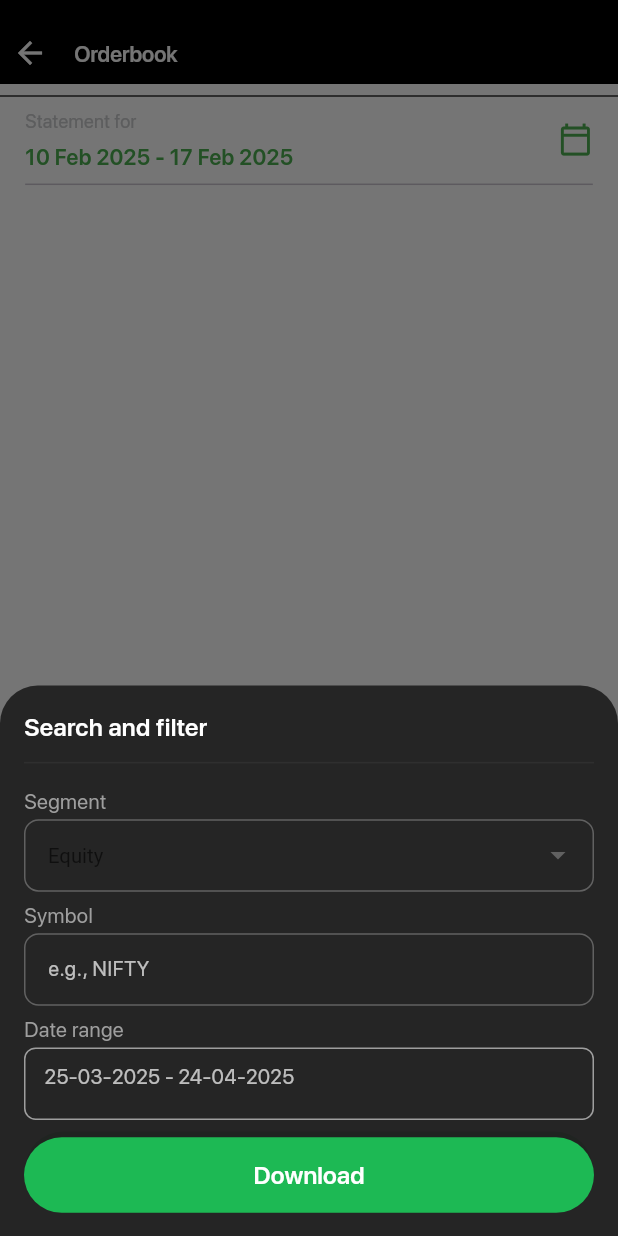
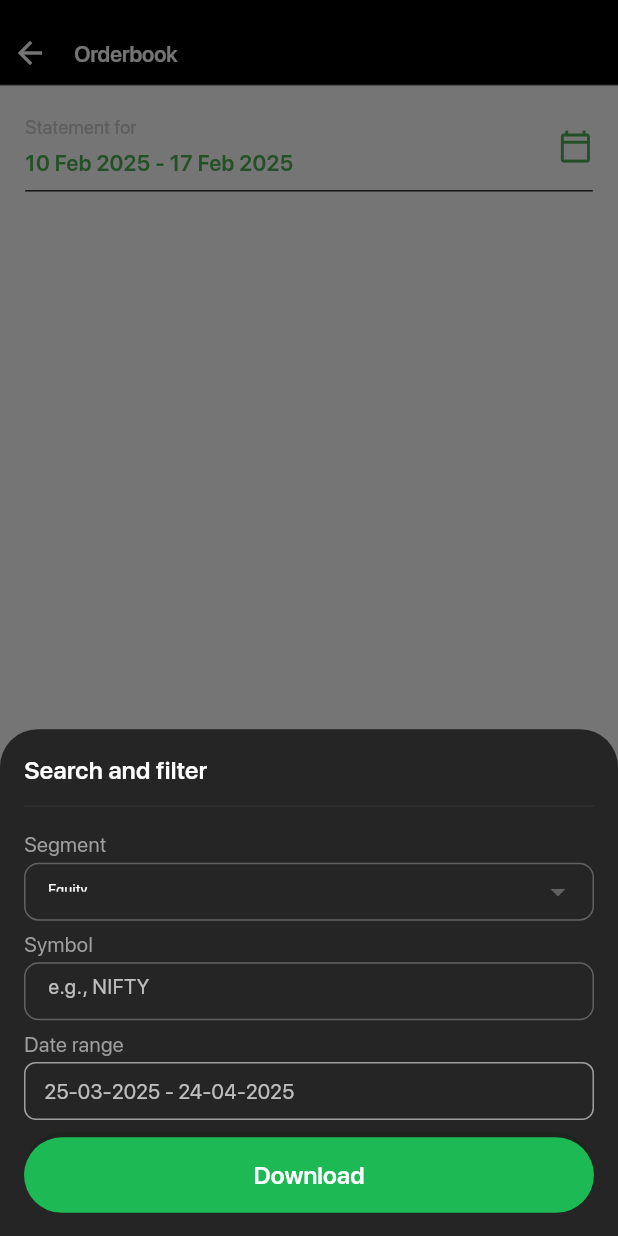
Before and after one commit to BrokingSapphire/SapphireTerminalMobile, a Flutter app: the Orderbook screen opened directly, after a tap on the "calendar today" icon, on a phone screen of 412 x 824 dp. Run offline on Flutter 3.47's test engine with Material 3 defaults, Android fonts, the phone set to English and light mode, and no system bars; our stand-ins replace camera, confetti, dotted_border, flutter_screenutil, flutter_secure_storage, flutter_slidable and 5 more; missing offline and left inert: google_mlkit_face_detection, holdable_button, scribble; accounts and stored records are empty; project files that could hold a hidden picture were left out.

Commit message:
fix: minor changes

```diff
--- a/lib/screens/accountSection/reports/orderBook.dart
+++ b/lib/screens/accountSection/reports/orderBook.dart
@@ -1,5 +1,7 @@
 import 'package:flutter/material.dart';
+import 'package:flutter/services.dart';
 import 'package:flutter_screenutil/flutter_screenutil.dart';
+import 'package:flutter_svg/flutter_svg.dart';
 import 'package:intl/intl.dart';
 import 'package:sapphire/utils/constWidgets.dart';
 
@@ -12,7 +14,7 @@ class Orderbook extends StatefulWidget {
 
 class _OrderbookState extends State<Orderbook> {
   void showDownloadSheet(BuildContext context) {
-    String? selectedSegment;
+    String? selectedSegment = 'Equity'; // Default selected value
     String symbol = '';
     DateTimeRange? dateRange = DateTimeRange(
       start: DateTime.now().subtract(const Duration(days: 30)),
@@ -46,31 +48,56 @@ class _OrderbookState extends State<Orderbook> {
                       fontSize: 17.sp,
                       fontWeight: FontWeight.w600,
                     ),
+                    softWrap: true,
                   ),
                   SizedBox(height: 4.h),
                   Divider(color: Color(0xff2F2F2F)),
                   SizedBox(height: 8.h),
-                  Text("Segment"),
+                  Text("Segment", softWrap: true),
                   SizedBox(height: 2.h),
                   SizedBox(
-                    height: 50.h,
+                    height: 40.h,
                     child: DropdownButtonFormField<String>(
+
                       decoration: InputDecoration(
                         border: OutlineInputBorder(
                           borderRadius: BorderRadius.circular(8.r),
                         ),
                         hintText: 'Equity',
-                        hintStyle:
-                            TextStyle(color: Colors.white70, fontSize: 14.sp),
+                        hintStyle: TextStyle(
+                          color: Colors.white70,
+                          fontSize: 10.sp,
                         ),
-                      dropdownColor: Colors.grey.shade900,
-                      style: TextStyle(color: Colors.white, fontSize: 14.sp),
-                      value: selectedSegment,
+                      ),
+                      dropdownColor: Colors.grey.shade800, // Improved visibility
+                      style: TextStyle(color: Colors.white, fontSize: 10.sp),
+                      value: selectedSegment, // Ensure value is set
+                      selectedItemBuilder: (BuildContext context) {
+                        return <String>['Equity', 'Futures', 'Options'].map<Widget>(
+                          (String value) {
+                            return Align(
+                              alignment: Alignment.centerLeft,
+                              child: Text(
+                                value,
+                                style: TextStyle(
+                                  color: Colors.white,
+                                  fontSize: 10.sp,
+                                ),
+                                softWrap: true,
+                              ),
+                            );
+                          },
+                        ).toList();
+                      },
                       items: <String>['Equity', 'Futures', 'Options']
                           .map<DropdownMenuItem<String>>((String value) {
                         return DropdownMenuItem<String>(
                           value: value,
-                          child: Text(value),
+                          child: Text(
+                            value,
+                            style: TextStyle(color: Colors.white),
+                            softWrap: true,
+                          ),
                         );
                       }).toList(),
                       onChanged: (String? newValue) {
@@ -81,10 +108,10 @@ class _OrderbookState extends State<Orderbook> {
                     ),
                   ),
                   SizedBox(height: 6.h),
-                  Text('Symbol'),
+                  Text('Symbol', softWrap: true),
                   SizedBox(height: 2.h),
                   SizedBox(
-                    height: 50.h,
+                    height: 40.h,
                     child: TextField(
                       style: TextStyle(color: Colors.white, fontSize: 14.sp),
                       decoration: InputDecoration(
@@ -92,8 +119,10 @@ class _OrderbookState extends State<Orderbook> {
                           borderRadius: BorderRadius.circular(8.r),
                         ),
                         hintText: 'e.g., NIFTY',
-                        hintStyle:
-                            TextStyle(color: Colors.white70, fontSize: 14.sp),
+                        hintStyle: TextStyle(
+                          color: Colors.white70,
+                          fontSize: 14.sp,
+                        ),
                       ),
                       onChanged: (value) {
                         setState(() {
@@ -103,7 +132,7 @@ class _OrderbookState extends State<Orderbook> {
                     ),
                   ),
                   SizedBox(height: 6.h),
-                  Text('Date range'),
+                  Text('Date range', softWrap: true),
                   SizedBox(height: 2.h),
                   GestureDetector(
                     onTap: () async {
@@ -132,10 +161,12 @@ class _OrderbookState extends State<Orderbook> {
                       }
                     },
                     child: Container(
-                      height: 50.h,
+                      height: 40.h,
                       width: double.infinity,
                       padding: EdgeInsets.symmetric(
-                          horizontal: 12.w, vertical: 10.h),
+                        horizontal: 12.w,
+                        vertical: 10.h,
+                      ),
                       decoration: BoxDecoration(
                         border: Border.all(color: Colors.grey),
                         borderRadius: BorderRadius.circular(8.r),
@@ -144,8 +175,11 @@ class _OrderbookState extends State<Orderbook> {
                         dateRange == null
                             ? 'Select date range'
                             : '${DateFormat('dd-MM-yyyy').format(dateRange!.start)} - ${DateFormat('dd-MM-yyyy').format(dateRange!.end)}',
-                        style:
-                            TextStyle(color: Colors.white70, fontSize: 14.sp),
+                        style: TextStyle(
+                          color: Colors.white70,
+                          fontSize: 14.sp,
+                        ),
+                        softWrap: true,
                       ),
                     ),
                   ),
@@ -180,6 +214,7 @@ class _OrderbookState extends State<Orderbook> {
           child: Text(
             'Orderbook',
             style: TextStyle(fontWeight: FontWeight.w600, fontSize: 15.sp),
+            softWrap: true,
           ),
         ),
         leading: Padding(
@@ -188,11 +223,19 @@ class _OrderbookState extends State<Orderbook> {
             onPressed: () {
               Navigator.pop(context);
             },
-                  icon: Icon(Icons.arrow_back)),
-            )),
+            icon: Icon(Icons.arrow_back),
+          ),
+        ),
+      ),
       body: Column(
         children: [
-            const Divider(color: Color(0xff2F2F2F)),
+          Divider(
+            color: Color(0xff2F2F2F),
+            height: 1.h,
+          ),
+          SizedBox(
+            height: 20.h,
+          ),
           Padding(
             padding: EdgeInsets.symmetric(horizontal: 16.w),
             child: Column(
@@ -206,7 +249,10 @@ class _OrderbookState extends State<Orderbook> {
                         Text(
                           "Statement for",
                           style: TextStyle(
-                                fontSize: 13.sp, color: Color(0xffc9cacc)),
+                            fontSize: 13.sp,
+                            color: Color(0xffc9cacc),
+                          ),
+                          softWrap: true,
                         ),
                         SizedBox(height: 4.h),
                         Text(
@@ -216,6 +262,7 @@ class _OrderbookState extends State<Orderbook> {
                             fontSize: 15.sp,
                             fontWeight: FontWeight.w600,
                           ),
+                          softWrap: true,
                         ),
                       ],
                     ),
@@ -231,7 +278,10 @@ class _OrderbookState extends State<Orderbook> {
                     ),
                   ],
                 ),
-                  Divider()
+                Divider(
+                  color: Color(0xff2f2f2f),
+                  thickness: 1,
+                )
               ],
             ),
           )
@@ -239,6 +289,8 @@ class _OrderbookState extends State<Orderbook> {
       ),
       bottomNavigationBar: Padding(
         padding: EdgeInsets.symmetric(horizontal: 16.w, vertical: 20.h),
-            child: constWidgets.greenButton('Download')));
+        child: constWidgets.greenButton('Download'),
+      ),
+    );
   }
 }
--- a/pubspec.yaml
+++ b/pubspec.yaml
@@ -99,6 +99,9 @@ flutter:
     - assets/emptyPng/holdingsPosition.png
     - assets/emptyPng/orders.png
     - assets/svgs/compass.svg
+    - assets/svgs/image57.svg
+    - assets/svgs/image58.svg
+    - assets/svgs/image59.svg
 
 
   fonts:
```
Also changed, not shown: lib/screens/accountSection/dematAccountDetails.dart (+29 -27 lines), lib/screens/accountSection/manage/activeSegments.dart (+14 -3 lines), lib/screens/accountSection/manage/bankAccounts.dart (+14 -9 lines), lib/screens/accountSection/manage/freezeAccount.dart (+9 -9 lines), lib/screens/accountSection/manage/giftStocks.dart (+73 -43 lines), lib/screens/accountSection/profileScreen.dart (+16 -9 lines), assets/svgs/image57.svg (added), assets/svgs/image58.svg (added), assets/svgs/image59.svg (added), assets/svgs/verified.svg (added), 4 other files. Lines whose indentation alone changed are shown as unchanged.
